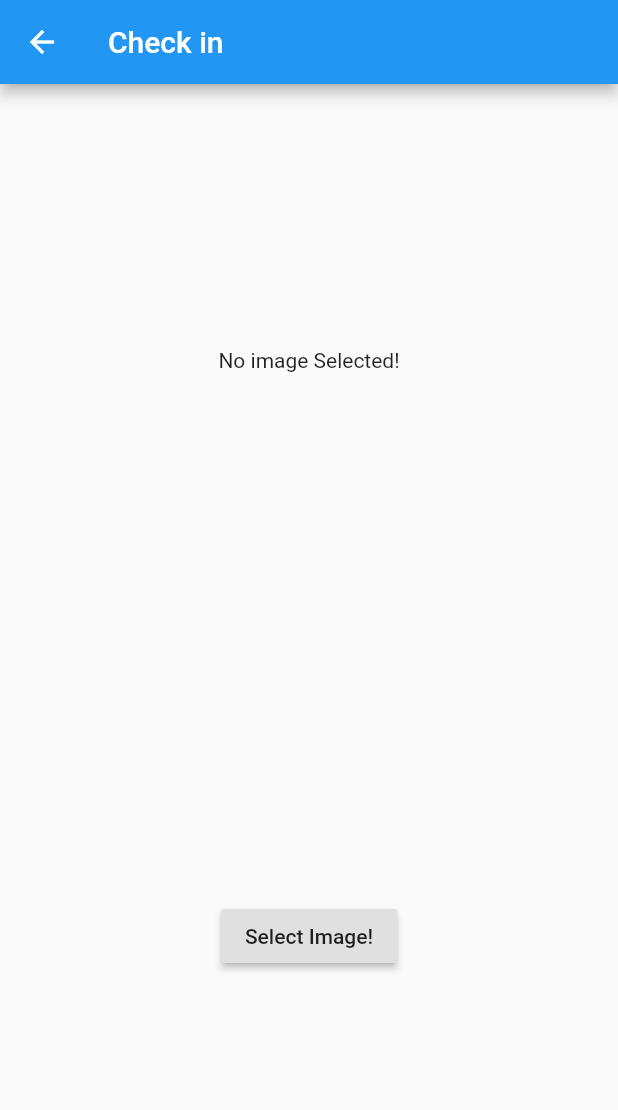
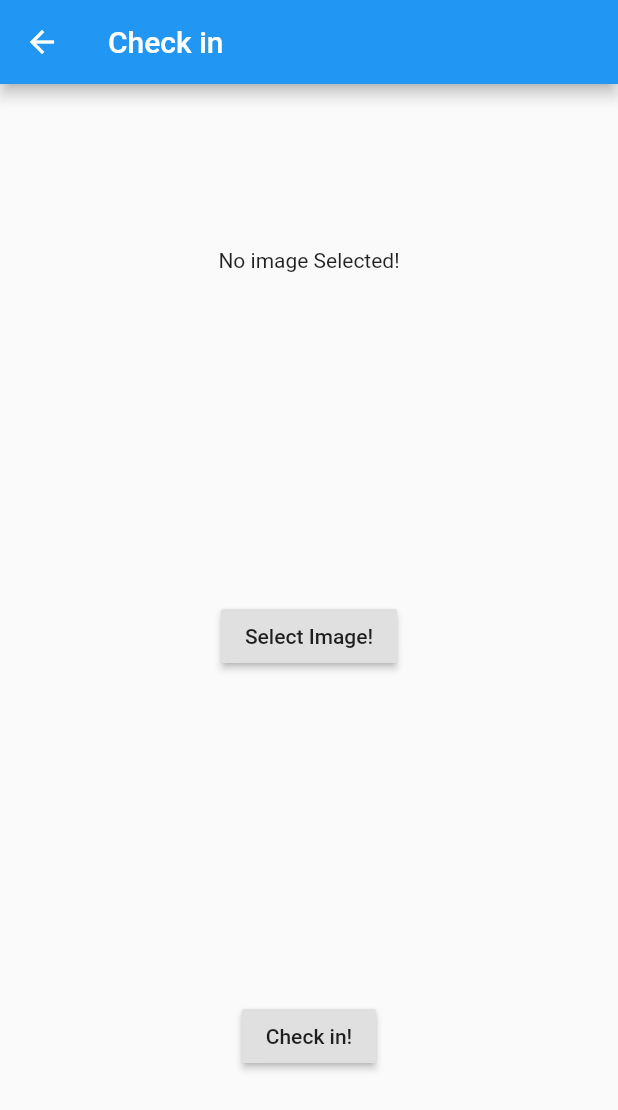
Before and after one commit to dangnb/mobile_pg, a Flutter app: the CheckIn screen opened directly, on a phone screen of 412 x 824 dp. Shown: the top 1110 px of the screen. Run offline on Flutter 3.47's test engine with Material 2 defaults, Android fonts, the phone set to English and light mode, and no system bars; our stand-ins replace charts_flutter, cookie_jar, equatable, flutter_bloc, geolocator, image_picker and 2 more; accounts and stored records are empty.

```diff
--- a/pg_app/lib/pages/check_in/check_in.dart
+++ b/pg_app/lib/pages/check_in/check_in.dart
@@ -1,9 +1,12 @@
 
+import 'dart:async';
 import 'dart:io';
 
 import 'package:flutter/cupertino.dart';
 import 'package:flutter/material.dart';
 import 'package:image_picker/image_picker.dart';
+import 'package:geolocator/geolocator.dart';
+import 'package:pg_app/repositoties/check_in_repository.dart';
 
 class CheckIn extends StatefulWidget {
   @override
@@ -14,6 +17,7 @@ class CheckIn extends StatefulWidget {
 }
 
 class _CheckInState extends State<CheckIn> {
+  Position _currentPosition;
   // ignore: deprecated_member_use
   List<File> imageFiles= [];
   _openGallary(BuildContext context) async{
@@ -59,19 +63,23 @@ class _CheckInState extends State<CheckIn> {
           );
         });
   }
-  Widget _decideImageView(){
-    if(imageFiles.isEmpty||imageFiles.length==0){
-      return Text("No image Selected!");
-    }else{
-      return ListView.builder(
-        itemCount: imageFiles.length,
-        itemBuilder: (BuildContext context, int index){
-          return Container(
-            child: Image.file(imageFiles[index], width: 400,height: 400,),
+  Widget buildGridView() {
+    if(imageFiles.isEmpty||imageFiles.length==0){return Text("No image Selected!");}else{
+      return GridView.count(
+        scrollDirection: Axis.vertical,
+        shrinkWrap: true,
+        crossAxisCount: imageFiles.length,
+        children: List.generate(imageFiles.length, (index) {
+          File asset = imageFiles[index];
+          return Image.file(
+            asset,
+            width: 2,
+            height: 2,
           );
-        },
+        }),
       );
     }
+
   }
 
   @override
@@ -86,10 +94,20 @@ class _CheckInState extends State<CheckIn> {
           child: Column(
             mainAxisAlignment: MainAxisAlignment.spaceAround,
             children: <Widget>[
-              _decideImageView(),
+              if (_currentPosition != null) Text(
+                  "LAT: ${_currentPosition.latitude}, LNG: ${_currentPosition.longitude}"
+              ),
+              buildGridView(),
               RaisedButton(
                 onPressed: () {_showChoiceDialog(context);},
                 child: Text("Select Image!"),
+              ),
+              RaisedButton(
+                onPressed: () {
+                  CheckInRepository repository= new CheckInRepository();
+                  repository.CheckIn(files: imageFiles, note: "dangnb");
+                },
+                child: Text("Check in!"),
               )
             ],
           ),
--- a/pg_app/pubspec.yaml
+++ b/pg_app/pubspec.yaml
@@ -29,6 +29,8 @@ dependencies:
   http: ^0.12.0
   cookie_jar: 3.0.1
   shared_preferences: ^2.0.5
+  geocoding: ^1.0.5
+  geolocator: ^6.1.1
   image_picker:
 
 
```
Also changed, not shown: pg_app/lib/repositoties/check_in_repository.dart (added, +18 -0 lines), pg_app/lib/utils/checkin_api.dart (added, +44 -0 lines), pg_app/pubspec.lock, 3 other files.
